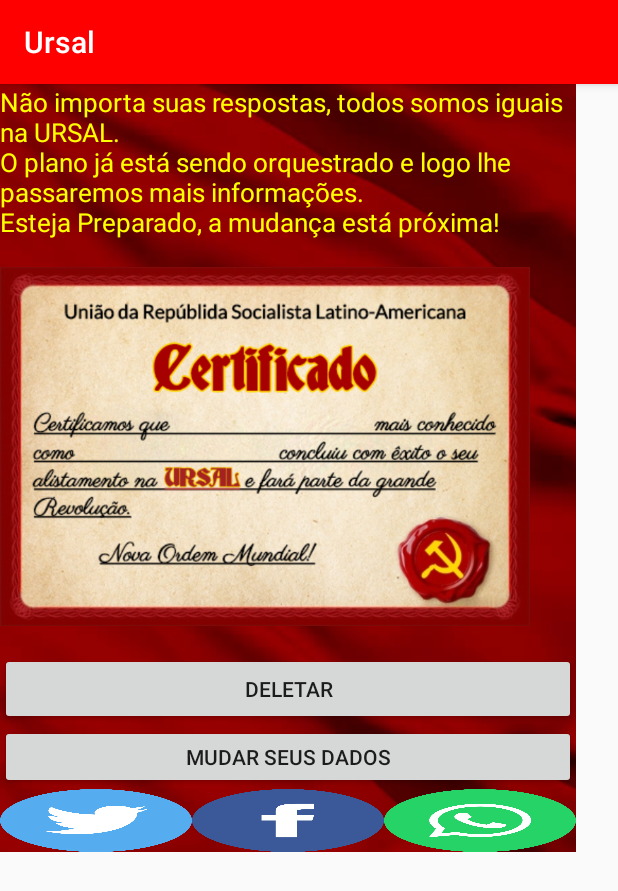
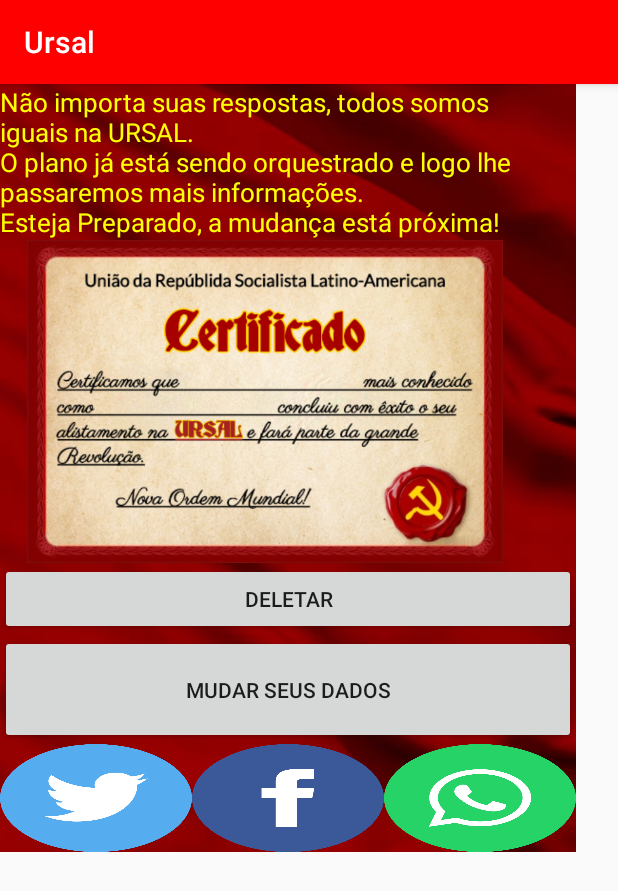
Before and after one commit to brunowber/ursal, an Android app: the CertificadoActivity screen opened directly, with no data from a screen before it, on a phone screen of 412 x 824 dp. Shown: the top 891 px of the screen. Run offline under Robolectric (Android 15) with nearby library versions, the phone set to English and light mode, and no system bars; our stand-ins replace AdMob; libraries missing offline, so code that uses them is left out: com.facebook.share.

Commit message:
adMob instalado, correções na versão

```diff
--- a/app/src/main/java/ursal/ursal/CertificadoActivity.java
+++ b/app/src/main/java/projetoursal/recursal/CertificadoActivity.java
@@ -1,4 +1,4 @@
-package ursal.ursal;
+package projetoursal.recursal;
 
 import android.Manifest;
 import android.content.Context;
@@ -18,29 +18,22 @@ import android.support.v4.app.ActivityCompat;
 import android.support.v4.content.FileProvider;
 import android.support.v7.app.AppCompatActivity;
 import android.os.Bundle;
-import android.util.Log;
 import android.view.View;
 import android.widget.Button;
 import android.widget.ImageView;
 import android.widget.Toast;
 
-import com.facebook.CallbackManager;
-import com.facebook.FacebookCallback;
-import com.facebook.FacebookException;
-import com.facebook.FacebookSdk;
-import com.facebook.login.LoginManager;
-import com.facebook.login.LoginResult;
-import com.facebook.share.model.SharePhoto;
-import com.facebook.share.model.SharePhotoContent;
 import com.facebook.share.widget.ShareDialog;
+import com.google.android.gms.ads.AdRequest;
+import com.google.android.gms.ads.AdSize;
+import com.google.android.gms.ads.AdView;
+import com.google.android.gms.ads.MobileAds;
 
 import java.io.File;
 import java.io.FileNotFoundException;
 import java.io.FileOutputStream;
 import java.io.IOException;
 import java.io.OutputStream;
-import java.util.Arrays;
-import java.util.List;
 
 public class CertificadoActivity extends AppCompatActivity {
 
@@ -58,10 +51,19 @@ public class CertificadoActivity extends AppCompatActivity {
     double xPos;
     double yPos;
 
+    AdView mAdView;
+
     @Override
     protected void onCreate(Bundle savedInstanceState) {
         super.onCreate(savedInstanceState);
         setContentView(R.layout.activity_certificado);
+
+        AdView adView = new AdView(this);
+        adView.setAdSize(AdSize.BANNER);
+        adView.setAdUnitId("ca-app-pub-3940256099942544/6300978111");
+        mAdView = findViewById(R.id.adView);
+        AdRequest adRequest = new AdRequest.Builder().build();
+        mAdView.loadAd(adRequest);
 
         ursalMP = MediaPlayer.create(this, R.raw.hino);
         ursalMP.start();
@@ -149,7 +151,7 @@ public class CertificadoActivity extends AppCompatActivity {
         canvas = new Canvas(mutableBitmap);
         Paint paint = new Paint();
         paint.setColor(Color.BLACK);
-        paint.setTextSize(45);
+        paint.setTextSize(40);
         Typeface tf =Typeface.createFromAsset(getAssets(),"fonts/Deutsch.ttf");
         paint.setTypeface(Typeface.create(tf, Typeface.ITALIC));
 
--- a/app/src/main/java/ursal/ursal/DataBaseHelper.java
+++ b/app/src/main/java/projetoursal/recursal/DataBaseHelper.java
@@ -1,4 +1,4 @@
-package ursal.ursal;
+package projetoursal.recursal;
 
 import android.content.ContentValues;
 import android.content.Context;
@@ -6,8 +6,6 @@ import android.database.Cursor;
 import android.database.DatabaseErrorHandler;
 import android.database.sqlite.SQLiteDatabase;
 import android.database.sqlite.SQLiteOpenHelper;
-
-import java.util.Date;
 
 public class DataBaseHelper extends SQLiteOpenHelper {
     public static final String DATABASE_NAME = "Usuario.db";
--- a/app/src/main/java/ursal/ursal/QuestionarioActivity.java
+++ b/app/src/main/java/projetoursal/recursal/QuestionarioActivity.java
@@ -1,4 +1,4 @@
-package ursal.ursal;
+package projetoursal.recursal;
 
 import android.content.Intent;
 import android.support.v7.app.AppCompatActivity;
--- a/app/src/main/res/layout/activity_certificado.xml
+++ b/app/src/main/res/layout/activity_certificado.xml
@@ -3,22 +3,22 @@
     xmlns:app="http://schemas.android.com/apk/res-auto"
     xmlns:tools="http://schemas.android.com/tools"
 
-    tools:context=".CertificadoActivity"
-    android:layout_width="fill_parent"
-    android:layout_height="fill_parent">
+    android:layout_width="wrap_content"
+    android:layout_height="wrap_content"
+    tools:context=".CertificadoActivity">
 
     <LinearLayout
         android:layout_width="384dp"
         android:layout_height="512dp"
         android:background="@drawable/bandeira_unao_sovietica10"
         android:orientation="vertical"
+        tools:ignore="MissingConstraints"
         tools:layout_editor_absoluteX="0dp"
-        tools:layout_editor_absoluteY="0dp"
-        tools:ignore="MissingConstraints">
+        tools:layout_editor_absoluteY="0dp">
 
         <TextView
             android:id="@+id/textView2"
-            android:layout_width="match_parent"
+            android:layout_width="351dp"
             android:layout_height="wrap_content"
             android:fontFamily="@assets/f"
             android:text="@string/tela_certificado"
@@ -30,7 +30,7 @@
         <ImageView
             android:id="@+id/imageView"
             android:layout_width="353dp"
-            android:layout_height="275dp"
+            android:layout_height="215dp"
             android:src="@drawable/certificado_final" />
 
         <Button
@@ -76,6 +76,15 @@
                 android:background="@drawable/whatsapp" />
         </TableRow>
 
+        <com.google.android.gms.ads.AdView xmlns:ads="http://schemas.android.com/apk/res-auto"
+            android:id="@+id/adView"
+            android:layout_width="match_parent"
+            android:layout_height="wrap_content"
+            android:layout_alignParentBottom="true"
+            android:layout_centerHorizontal="true"
+            ads:adSize="BANNER"
+            ads:adUnitId="ca-app-pub-3940256099942544/6300978111"></com.google.android.gms.ads.AdView>
+
     </LinearLayout>
 
 </android.support.constraint.ConstraintLayout>
--- a/app/src/main/res/layout/activity_questionario.xml
+++ b/app/src/main/res/layout/activity_questionario.xml
@@ -280,7 +280,7 @@
                     android:layout_width="match_parent"
                     android:layout_height="wrap_content"
                     android:layout_weight="1"
-                    android:text="@string/trafico"
+                    android:text="@string/urso"
                     android:textColor="#FFFF00"
                     android:textStyle="bold" />
 
@@ -290,7 +290,7 @@
                     android:layout_width="match_parent"
                     android:layout_height="wrap_content"
                     android:layout_weight="1"
-                    android:text="@string/brainstorm" />
+                    android:text="@string/capivara" />
 
                 <RadioButton
                     android:textStyle="bold"
@@ -306,7 +306,7 @@
                     android:layout_width="match_parent"
                     android:layout_height="wrap_content"
                     android:layout_weight="1"
-                    android:text="@string/direitos" />
+                    android:text="@string/cobra" />
             </RadioGroup>
 
             <TextView
--- a/app/src/main/res/menu/menu_questionario.xml
+++ b/app/src/main/res/menu/menu_questionario.xml
@@ -1,7 +1,7 @@
 <menu xmlns:android="http://schemas.android.com/apk/res/android"
     xmlns:app="http://schemas.android.com/apk/res-auto"
     xmlns:tools="http://schemas.android.com/tools"
-    tools:context="ursal.ursal.QuestionarioActivity">
+    tools:context="projetoursal.recursal.QuestionarioActivity">
     <item
         android:id="@+id/action_settings"
         android:orderInCategory="100"
--- a/build.gradle
+++ b/build.gradle
@@ -5,6 +5,9 @@ buildscript {
     repositories {
         google()
         jcenter()
+        maven {
+            url "https://maven.google.com"
+        }
     }
     dependencies {
         classpath 'com.android.tools.build:gradle:3.1.2'
```
Also changed, not shown: app/build.gradle (+4 -3 lines), app/src/main/AndroidManifest.xml (+6 -6 lines), app/src/main/java/projetoursal/recursal/LoginActivity.java (renamed from app/src/main/java/ursal/ursal/LoginActivity.java, +15 -1 lines), app/src/main/java/projetoursal/recursal/MainActivity.java (renamed from app/src/main/java/ursal/ursal/MainActivity.java, +17 -3 lines), app/src/main/java/projetoursal/recursal/TelaUsuarioActivity.java (renamed from app/src/main/java/ursal/ursal/TelaUsuarioActivity.java, +15 -1 lines), app/src/main/res/layout/activity_login.xml (+10 -1 lines), app/src/main/res/layout/activity_main.xml (+9 -0 lines), app/src/main/res/layout/activity_tela_usuario.xml (+9 -0 lines), app/src/main/res/values/strings.xml (+6 -5 lines), 4 other files.
